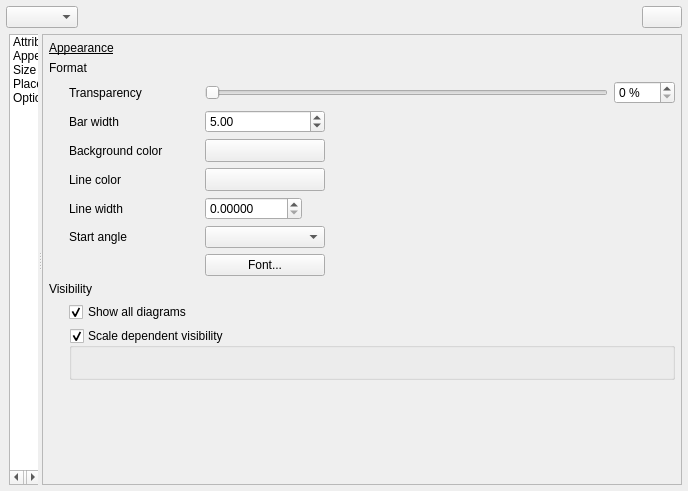
This is src/ui/qgsdiagrampropertiesbase.ui in qgis/QGIS as Qt 5 draws it before an edit. The edited form follows.
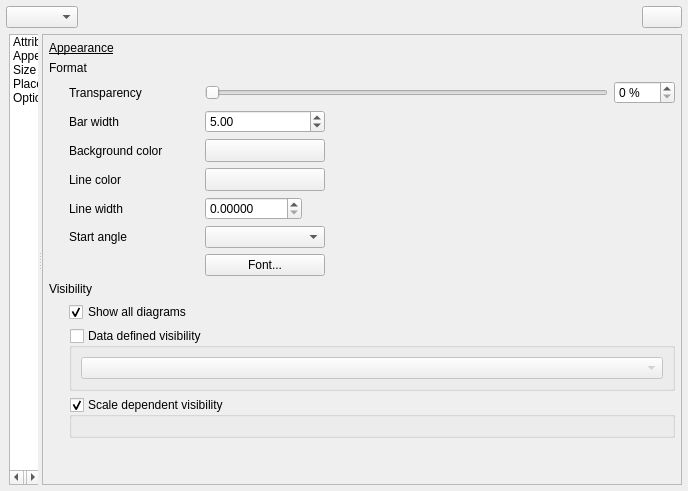
This is the edited form. Icons and pictures are not drawn. Custom widgets are drawn as their Qt base class.

What changed in the file:
```diff
--- a/src/ui/qgsdiagrampropertiesbase.ui
+++ b/src/ui/qgsdiagrampropertiesbase.ui
@@ -537,7 +537,7 @@
                    <x>0</x>
                    <y>0</y>
                    <width>630</width>
-                   <height>376</height>
+                   <height>411</height>
                   </rect>
                  </property>
                  <layout class="QVBoxLayout" name="verticalLayout">
@@ -831,7 +831,7 @@
                          </property>
                         </widget>
                        </item>
-                       <item row="1" column="0">
+                       <item row="2" column="0">
                         <widget class="QgsCollapsibleGroupBox" name="mScaleVisibilityGroupBox">
                          <property name="title">
                           <string>Scale dependent visibility</string>
@@ -852,6 +852,27 @@
                          </layout>
                         </widget>
                        </item>
+                       <item row="1" column="0">
+                        <widget class="QGroupBox" name="mDataDefinedVisibilityGroupBox">
+                         <property name="enabled">
+                          <bool>true</bool>
+                         </property>
+                         <property name="title">
+                          <string>Data defined visibility</string>
+                         </property>
+                         <property name="checkable">
+                          <bool>true</bool>
+                         </property>
+                         <property name="checked">
+                          <bool>false</bool>
+                         </property>
+                         <layout class="QVBoxLayout" name="verticalLayout_11">
+                          <item>
+                           <widget class="QComboBox" name="mDataDefinedVisibilityComboBox"/>
+                          </item>
+                         </layout>
+                        </widget>
+                       </item>
                       </layout>
                      </widget>
                     </item>
```
Left out of the diff: 185 changed lines with no effect on the pictures.
